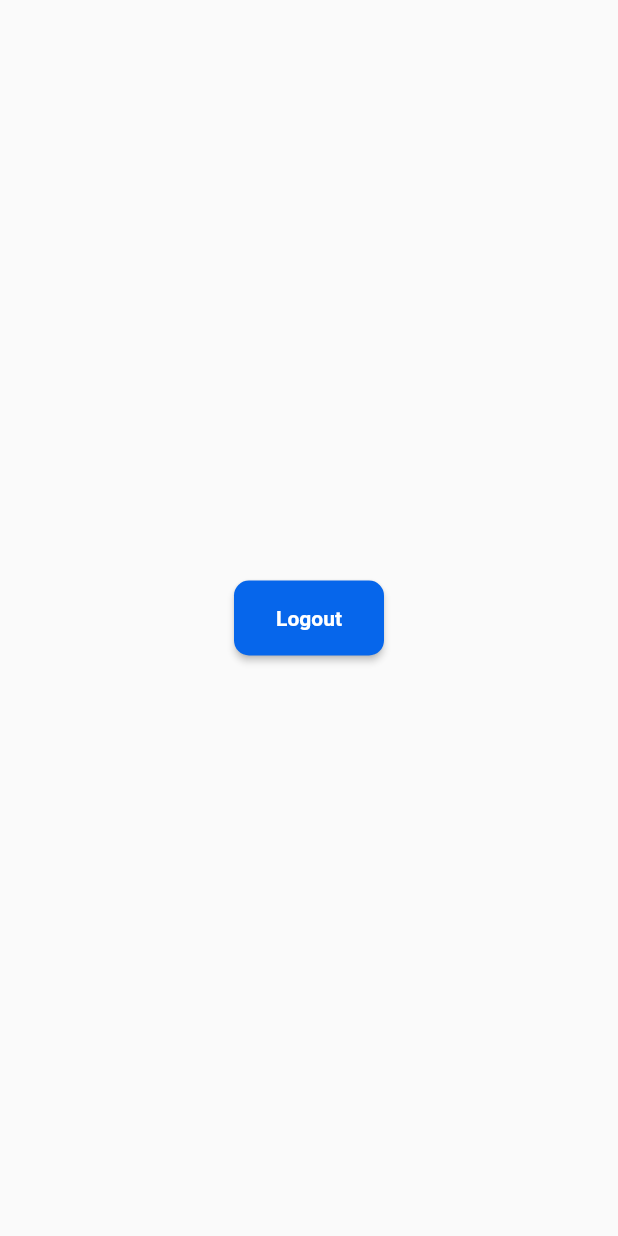
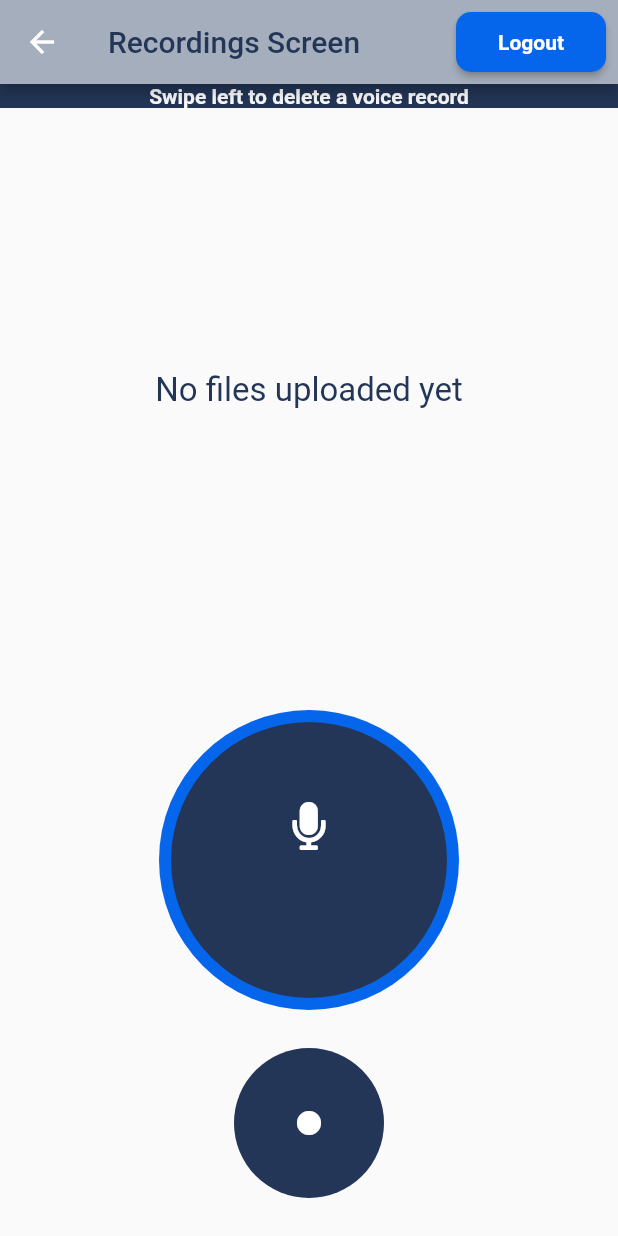
Before and after one commit to AbuElmagd97/procrew_task, a Flutter app: the RecordingsScreen screen opened directly, on a phone screen of 412 x 824 dp. Run offline on Flutter 3.47's test engine with Material 2 defaults, Android fonts, the phone set to English and light mode, and no system bars; our stand-ins replace audioplayers, bloc, firebase_auth, firebase_core, firebase_storage, flutter_bloc and 1 more; missing offline and left inert: flutter_audio_recorder2; accounts and stored records are empty.

Commit message:
- implement recorder and player functionality - implement animation_button.dart

```diff
--- a/lib/data/repository/auth_repository.dart
+++ b/lib/data/repository/auth_repository.dart
@@ -76,5 +76,4 @@ class FirebaseAuthRepository implements AuthRepository {
     // TODO: implement signInWithTwitter
     throw UnimplementedError();
   }
-
 }
--- a/lib/presentation/screens/login_screen.dart
+++ b/lib/presentation/screens/login_screen.dart
@@ -216,7 +216,6 @@ class _LoginScreenState extends State<LoginScreen> {
     }
   }
 
-
   Widget _buildLoginButtonBloc() {
     return BlocListener<AuthCubit, AuthState>(
       listenWhen: (previous, current) {
@@ -247,7 +246,6 @@ class _LoginScreenState extends State<LoginScreen> {
       child: Container(),
     );
   }
-
 
   @override
   Widget build(BuildContext context) {
--- a/lib/presentation/screens/recordings_screen.dart
+++ b/lib/presentation/screens/recordings_screen.dart
@@ -1,3 +1,5 @@
+import 'dart:async';
+import 'package:firebase_storage/firebase_storage.dart';
 import 'package:flutter/material.dart';
 import 'package:flutter_bloc/flutter_bloc.dart';
 import 'package:procrew_task/business_logic/auth/auth_cubit.dart';
@@ -5,17 +7,41 @@ import 'package:procrew_task/constants/my_colors.dart';
 import 'package:procrew_task/constants/strings.dart';
 import 'package:procrew_task/data/repository/auth_repository.dart';
 import 'package:procrew_task/presentation/widgets/custom_elevated_button.dart';
+import 'package:procrew_task/presentation/widgets/recording_buttons.dart';
+import 'package:procrew_task/presentation/widgets/recording_list.dart';
 
-class RecordingsScreen extends StatelessWidget {
+class RecordingsScreen extends StatefulWidget {
   late AuthRepository authRepository;
   late AuthCubit authCubit;
 
-  RecordingsScreen(){
+  RecordingsScreen() {
     authRepository = FirebaseAuthRepository();
     authCubit = AuthCubit(authRepository);
   }
 
-  Widget _buildLoginButton(BuildContext context) {
+  @override
+  _RecordingsScreenState createState() => _RecordingsScreenState();
+}
+
+class _RecordingsScreenState extends State<RecordingsScreen> {
+  List<Reference> references = [];
+
+  @override
+  void initState() {
+    _onUploadComplete();
+    super.initState();
+  }
+
+  Future<void> _onUploadComplete() async {
+    FirebaseStorage firebaseStorage = FirebaseStorage.instance;
+    ListResult listResult =
+        await firebaseStorage.ref().child('recordings').list();
+    setState(() {
+      references = listResult.items;
+    });
+  }
+
+  Widget _buildLogoutButton(BuildContext context) {
     return CustomElevatedButton(
         width: 100,
         height: 50,
@@ -36,7 +62,7 @@ class RecordingsScreen extends StatelessWidget {
           ),
         ),
         onPressed: () async {
-          await authCubit.logout();
+          await widget.authCubit.logout();
           Navigator.of(context).pushReplacementNamed(loginScreen);
         });
   }
@@ -44,13 +70,62 @@ class RecordingsScreen extends StatelessWidget {
   @override
   Widget build(BuildContext context) {
     return Scaffold(
+      appBar: AppBar(
+        title: Text(
+          'Recordings Screen',
+          style: TextStyle(color: MyColors.myNavyBlue),
+        ),
+        backgroundColor: MyColors.myGrey,
+        actions: [
+          Container(
+            padding: EdgeInsets.all(8),
+            child: BlocProvider<AuthCubit>(
+              create: (context) => AuthCubit(widget.authRepository),
+              child: _buildLogoutButton(context),
+            ),
+          ),
+        ],
+      ),
       body: Center(
-        child: Container(
-          padding: EdgeInsets.all(20),
-          child: BlocProvider<AuthCubit>(
-            create: (context) => AuthCubit(authRepository),
-            child: _buildLoginButton(context),
-          ),
+        child: Column(
+          mainAxisAlignment: MainAxisAlignment.center,
+          children: [
+            Container(
+              width: double.infinity,
+              alignment: Alignment.center,
+              color: MyColors.myNavyBlue,
+              child: Text(
+                "Swipe left to delete a voice record",
+                style: TextStyle(
+                  fontWeight: FontWeight.bold,
+                  color: Colors.white,
+                  fontSize: 14,
+                ),
+              ),
+            ),
+            Expanded(
+              flex: 1,
+              child: references.isEmpty
+                  ? Center(
+                      child: Text(
+                        'No files uploaded yet',
+                        style: TextStyle(
+                          color: MyColors.myNavyBlue,
+                          fontSize: 22,
+                        ),
+                      ),
+                    )
+                  : RecordingsList(
+                      references: references,
+                    ),
+            ),
+            Expanded(
+              flex: 1,
+              child: RecodingButtonsWidget(
+                onUploadComplete: _onUploadComplete,
+              ),
+            ),
+          ],
         ),
       ),
     );
--- /dev/null
+++ b/lib/presentation/widgets/animation_button.dart
@@ -0,0 +1,140 @@
+import 'dart:math';
+
+import 'package:flutter/material.dart';
+import 'package:procrew_task/constants/my_colors.dart';
+
+class AnimationButton extends StatefulWidget {
+  final bool initialIsPlaying;
+  final Widget playIcon;
+  final Widget pauseIcon;
+  final VoidCallback onPressed;
+
+  AnimationButton({
+    required this.onPressed,
+    this.initialIsPlaying = false,
+    this.playIcon = const Icon(Icons.play_arrow),
+    this.pauseIcon = const Icon(Icons.pause),
+  });
+
+  @override
+  _AnimationButtonState createState() => _AnimationButtonState();
+}
+
+class _AnimationButtonState extends State<AnimationButton> with TickerProviderStateMixin {
+  static const _kToggleDuration = Duration(milliseconds: 300);
+  static const _kRotationDuration = Duration(seconds: 5);
+
+  late bool isPlaying;
+
+  // rotation and scale animations
+  late AnimationController _rotationController;
+  late AnimationController _scaleController;
+  double _rotation = 0;
+  double _scale = 0.85;
+
+  bool get _showWaves => !_scaleController.isDismissed;
+
+  void _updateRotation() => _rotation = _rotationController.value * 2 * pi;
+  void _updateScale() => _scale = (_scaleController.value * 0.2) + 0.85;
+
+  @override
+  void initState() {
+    isPlaying = widget.initialIsPlaying;
+    _rotationController =
+    AnimationController(vsync: this, duration: _kRotationDuration)
+      ..addListener(() => setState(_updateRotation))
+      ..repeat();
+
+    _scaleController =
+    AnimationController(vsync: this, duration: _kToggleDuration)
+      ..addListener(() => setState(_updateScale));
+
+    super.initState();
+  }
+
+  void _onToggle() {
+    setState(() => isPlaying = !isPlaying);
+
+    if (_scaleController.isCompleted) {
+      _scaleController.reverse();
+    } else {
+      _scaleController.forward();
+    }
+
+    widget.onPressed();
+  }
+
+  Widget _buildIcon(bool isPlaying) {
+    return SizedBox.expand(
+      key: ValueKey<bool>(isPlaying),
+      child: IconButton(
+        icon: isPlaying ? widget.pauseIcon : widget.playIcon,
+        onPressed: _onToggle,
+      ),
+    );
+  }
+
+  @override
+  Widget build(BuildContext context) {
+    return ConstrainedBox(
+      constraints: BoxConstraints(minWidth: 48, minHeight: 48),
+      child: Stack(
+        alignment: Alignment.center,
+        children: [
+          if (_showWaves) ...[
+            Blob(color: MyColors.myBlue, scale: _scale, rotation: _rotation),
+            Blob(color: MyColors.myNavyBlue, scale: _scale, rotation: _rotation * 2 - 30),
+            Blob(color: MyColors.myGrey, scale: _scale, rotation: _rotation * 3 - 45),
+          ],
+          Container(
+            constraints: BoxConstraints.expand(),
+            child: AnimatedSwitcher(
+              child: _buildIcon(isPlaying),
+              duration: _kToggleDuration,
+            ),
+            decoration: BoxDecoration(
+              shape: BoxShape.circle,
+              color: MyColors.myNavyBlue,
+            ),
+          ),
+        ],
+      ),
+    );
+  }
+
+  @override
+  void dispose() {
+    _scaleController.dispose();
+    _rotationController.dispose();
+    super.dispose();
+  }
+}
+
+class Blob extends StatelessWidget {
+  final double rotation;
+  final double scale;
+  final Color color;
+
+  const Blob({required this.color, this.rotation = 0, this.scale = 1});
+
+  @override
+  Widget build(BuildContext context) {
+    return Transform.scale(
+      scale: scale,
+      child: Transform.rotate(
+        angle: rotation,
+        child: Container(
+          decoration: BoxDecoration(
+            color: color,
+            borderRadius: BorderRadius.only(
+              topLeft: Radius.circular(150),
+              topRight: Radius.circular(240),
+              bottomLeft: Radius.circular(220),
+              bottomRight: Radius.circular(180),
+            ),
+          ),
+        ),
+      ),
+    );
+  }
+}
--- /dev/null
+++ b/lib/presentation/widgets/recording_buttons.dart
@@ -0,0 +1,282 @@
+import 'dart:async';
+import 'dart:io';
+import 'package:audioplayers/audioplayers.dart';
+import 'package:firebase_storage/firebase_storage.dart';
+import 'package:flutter/material.dart';
+import 'package:flutter_audio_recorder2/flutter_audio_recorder2.dart';
+import 'package:font_awesome_flutter/font_awesome_flutter.dart';
+import 'package:path_provider/path_provider.dart';
+import 'package:procrew_task/constants/my_colors.dart';
+import 'package:procrew_task/presentation/widgets/animation_button.dart';
+
+class RecodingButtonsWidget extends StatefulWidget {
+  final Function onUploadComplete;
+
+  const RecodingButtonsWidget({Key? key, required this.onUploadComplete})
+      : super(key: key);
+
+  @override
+  _RecodingButtonsWidgetState createState() => _RecodingButtonsWidgetState();
+}
+
+class _RecodingButtonsWidgetState extends State<RecodingButtonsWidget> {
+  late bool _isPlaying;
+  late bool _isUploading;
+  late bool _isRecorded;
+  late bool _isRecording;
+
+  late AudioPlayer _audioPlayer;
+  late String _filePath;
+
+  late FlutterAudioRecorder2 _audioRecorder;
+
+  late Timer timer;
+
+  bool startStop = true;
+
+  Stopwatch watch = Stopwatch();
+  String elapsedTime = '';
+
+  void updateTime(Timer timer) {
+    if (watch.isRunning) {
+      setState(() {
+        print("startstop Inside=$startStop");
+        elapsedTime = transformMilliSeconds(watch.elapsedMilliseconds);
+      });
+    }
+  }
+
+  startOrStop() {
+    if (startStop) {
+      startWatch();
+    } else {
+      stopWatch();
+    }
+  }
+
+  startWatch() {
+    setState(() {
+      startStop = false;
+      watch.start();
+      timer = Timer.periodic(Duration(milliseconds: 100), updateTime);
+    });
+  }
+
+  stopWatch() {
+    setState(() {
+      startStop = true;
+      watch.stop();
+      setTime();
+    });
+  }
+
+  setTime() {
+    var timeSoFar = watch.elapsedMilliseconds;
+    setState(() {
+      elapsedTime = transformMilliSeconds(timeSoFar);
+    });
+  }
+
+  transformMilliSeconds(int milliseconds) {
+    int hundreds = (milliseconds / 10).truncate();
+    int seconds = (hundreds / 100).truncate();
+    int minutes = (seconds / 60).truncate();
+    int hours = (minutes / 60).truncate();
+
+    String hoursStr = (hours % 60).toString().padLeft(2, '0');
+    String minutesStr = (minutes % 60).toString().padLeft(2, '0');
+    String secondsStr = (seconds % 60).toString().padLeft(2, '0');
+
+    return "$hoursStr:$minutesStr:$secondsStr";
+  }
+
+  @override
+  void initState() {
+    super.initState();
+    _isPlaying = false;
+    _isUploading = false;
+    _isRecorded = false;
+    _isRecording = false;
+    _audioPlayer = AudioPlayer();
+  }
+
+  @override
+  Widget build(BuildContext context) {
+    return Column(
+      mainAxisAlignment: MainAxisAlignment.spaceEvenly,
+      children: [
+        CircleAvatar(
+          radius: 100,
+          backgroundColor: MyColors.myBlue,
+          child: CircleAvatar(
+            radius: 92,
+            backgroundColor: MyColors.myNavyBlue,
+            child: Column(
+              mainAxisAlignment: MainAxisAlignment.center,
+              children: [
+                FaIcon(
+                  FontAwesomeIcons.microphone,
+                  size: 32,
+                  color: Colors.white,
+                ),
+                SizedBox(
+                  height: 10,
+                ),
+                Text(
+                  elapsedTime,
+                  style: TextStyle(
+                    fontSize: 22,
+                    color: Colors.white,
+                  ),
+                ),
+                SizedBox(
+                  height: 10,
+                ),
+              ],
+            ),
+          ),
+        ),
+        Center(
+          child: _isRecorded
+              ? _isUploading
+                  ? Column(
+                      mainAxisAlignment: MainAxisAlignment.center,
+                      crossAxisAlignment: CrossAxisAlignment.center,
+                      children: [
+                        Padding(
+                            padding: const EdgeInsets.symmetric(horizontal: 20),
+                            child: LinearProgressIndicator()),
+                        Text('Uploading to Firebase'),
+                      ],
+                    )
+                  : Row(
+                      mainAxisAlignment: MainAxisAlignment.spaceEvenly,
+                      crossAxisAlignment: CrossAxisAlignment.center,
+                      children: [
+                        IconButton(
+                          icon: FaIcon(
+                            FontAwesomeIcons.redoAlt,
+                            size: 25,
+                          ),
+                          onPressed: _onRecordAgainButtonPressed,
+                        ),
+                        IconButton(
+                          icon: FaIcon(
+                            _isPlaying
+                                ? FontAwesomeIcons.pauseCircle
+                                : FontAwesomeIcons.playCircle,
+                            size: 30,
+                          ),
+                          onPressed: _onPlayButtonPressed,
+                        ),
+                        IconButton(
+                          icon: FaIcon(FontAwesomeIcons.cloudUploadAlt),
+                          onPressed: _onFileUploadButtonPressed,
+                        ),
+                      ],
+                    )
+              : SizedBox(
+                  width: 100,
+                  height: 100,
+                  child: AnimationButton(
+                    playIcon: _isRecording
+                        ? Icon(Icons.pause)
+                        : Icon(
+                            Icons.fiber_manual_record,
+                            color: Colors.white,
+                          ),
+                    onPressed: _onRecordButtonPressed,
+                  ),
+                ),
+        ),
+      ],
+    );
+  }
+
+  Future<void> _onFileUploadButtonPressed() async {
+    FirebaseStorage firebaseStorage = FirebaseStorage.instance;
+    setState(() {
+      _isUploading = true;
+    });
+    try {
+      await firebaseStorage
+          .ref('recordings')
+          .child(
+              _filePath.substring(_filePath.lastIndexOf('/'), _filePath.length))
+          .putFile(File(_filePath));
+      widget.onUploadComplete();
+    } catch (error) {
+      print('Error occurred while uploading to Firebase ${error.toString()}');
+      ScaffoldMessenger.of(context).showSnackBar(
+        SnackBar(
+          content: Text('Error occurred while uploading'),
+        ),
+      );
+    } finally {
+      setState(() {
+        _isUploading = false;
+      });
+    }
+  }
+
+  Future<void> _onRecordButtonPressed() async {
+    startOrStop();
+    if (_isRecording) {
+      _audioRecorder.stop();
+      _isRecording = false;
+      _isRecorded = true;
+    } else {
+      _isRecorded = false;
+      _isRecording = true;
+
+      await _startRecording();
+    }
+    setState(() {});
+  }
+
+  void _onRecordAgainButtonPressed() {
+    setState(() {
+      watch.reset();
+      _isRecorded = false;
+    });
+  }
+
+  void _onPlayButtonPressed() {
+    if (!_isPlaying) {
+      _isPlaying = true;
+
+      _audioPlayer.play(_filePath, isLocal: true);
+      _audioPlayer.onPlayerCompletion.listen((duration) {
+        setState(() {
+          _isPlaying = false;
+        });
+      });
+    } else {
+      _audioPlayer.pause();
+      _isPlaying = false;
+    }
+    setState(() {});
+  }
+
+  Future<void> _startRecording() async {
+    final bool? hasRecordingPermission =
+        await FlutterAudioRecorder2.hasPermissions;
+
+    if (hasRecordingPermission ?? false) {
+      Directory directory = await getApplicationDocumentsDirectory();
+      String filepath = directory.path +
+          '/' +
+          DateTime.now().millisecondsSinceEpoch.toString() +
+          '.aac';
+      _audioRecorder =
+          FlutterAudioRecorder2(filepath, audioFormat: AudioFormat.AAC);
+      await _audioRecorder.initialized;
+      _audioRecorder.start();
+      _filePath = filepath;
+      setState(() {});
+    } else {
+      ScaffoldMessenger.of(context).showSnackBar(SnackBar(
+          content: Center(child: Text('Please enable recording permission'))));
+    }
+  }
+}
```
Also changed, not shown: lib/helpers/sound_player.dart (added, +38 -0 lines), lib/helpers/sound_recorder.dart (added, +45 -0 lines), lib/presentation/widgets/recording_list.dart (added, +121 -0 lines), pubspec.yaml (+7 -0 lines), pubspec.lock, 2 other files. Lines whose indentation alone changed are shown as unchanged.
